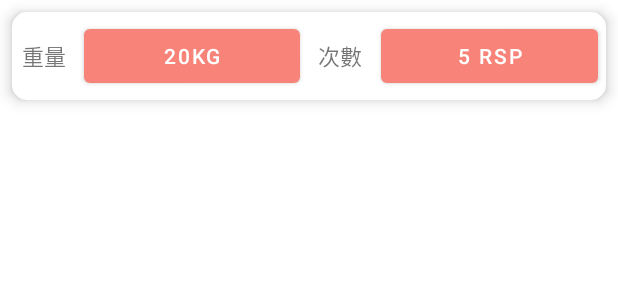
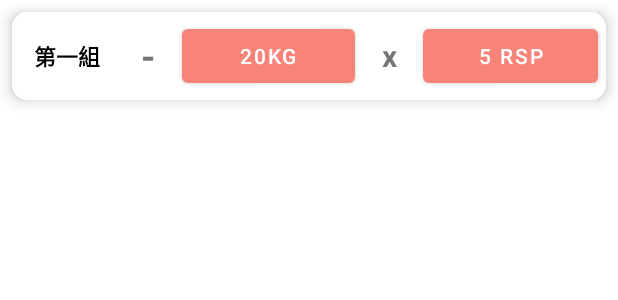
Before and after one commit to allenchu66/traininglog_app, an Android app built with Jetpack Compose: the layout workout_item_content.xml on its own in the app's theme, with its tools: preview values and no code run, on a phone screen of 412 x 824 dp. Shown: the top 300 px of the screen. Run offline under Robolectric (Android 15) with nearby library versions, the phone set to English and light mode, and no system bars.

Commit message:
display workout set index and update item UI layout

```diff
--- a/app/src/main/java/com/allenchu66/traininglog/adapter/WorkoutContentViewHolder.kt
+++ b/app/src/main/java/com/allenchu66/traininglog/adapter/WorkoutContentViewHolder.kt
@@ -4,6 +4,7 @@ import android.app.AlertDialog
 import android.content.Context
 import android.widget.NumberPicker
 import androidx.recyclerview.widget.RecyclerView
+import androidx.room.Index
 import com.allenchu66.traininglog.databinding.WorkoutItemContentBinding
 import com.allenchu66.traininglog.model.Workout
 import com.allenchu66.traininglog.viewmodel.WorkoutViewModel
@@ -12,7 +13,8 @@ class WorkoutContentViewHolder(
     private val binding: WorkoutItemContentBinding
 ) : RecyclerView.ViewHolder(binding.root) {
 
-    fun bind(workout: Workout, workoutViewModel: WorkoutViewModel) {
+    fun bind(workout: Workout, workoutViewModel: WorkoutViewModel,index: Int) {
+        binding.tvSetIndex.text = "第 ${index} 組"
         binding.btnWorkoutWeight.text = "${workout.weight} kg"
         binding.btnWorkoutReps.text = "${workout.reps} reps"
 
--- a/app/src/main/java/com/allenchu66/traininglog/adapter/WorkoutSection.kt
+++ b/app/src/main/java/com/allenchu66/traininglog/adapter/WorkoutSection.kt
@@ -48,7 +48,7 @@ class WorkoutSection(
         Log.d("WorkoutSection", "test1")
         if (holder is WorkoutContentViewHolder) {
             Log.d("WorkoutSection", "Binding workout id=${workout.id}, weight=${workout.weight}, reps=${workout.reps}")
-            holder.bind(workout, workoutViewModel)
+            holder.bind(workout, workoutViewModel,position+1)
         }
     }
 
--- a/app/src/main/res/layout/workout_item_content.xml
+++ b/app/src/main/res/layout/workout_item_content.xml
@@ -15,13 +15,29 @@
         android:orientation="horizontal">
 
         <TextView
+            android:id="@+id/tvSetIndex"
+            android:layout_width="0dp"
+            android:layout_height="match_parent"
+            android:layout_weight="0.5"
+            android:text="第一組"
+            android:gravity="center"
+            android:textColor="@color/black"
+            android:textStyle="bold"
+            android:autoSizeTextType="uniform"
+            android:autoSizeMaxTextSize="15sp"
+            android:autoSizeMinTextSize="10sp"
+            android:maxLines="1"
+            android:layout_margin="8dp"/>
+
+        <TextView
             android:layout_width="0dp"
             android:layout_height="match_parent"
             android:layout_weight="0.3"
-            android:text="重量"
+            android:text="-"
+            android:textStyle="bold"
             android:gravity="center"
             android:autoSizeTextType="uniform"
-            android:autoSizeMaxTextSize="15sp"
+            android:autoSizeMaxTextSize="25sp"
             android:autoSizeMinTextSize="10sp"/>
 
         <Button
@@ -36,10 +52,11 @@
             android:layout_width="0dp"
             android:layout_height="match_parent"
             android:layout_weight="0.3"
-            android:text="次數"
+            android:text="x"
             android:gravity="center"
+            android:textStyle="bold"
             android:autoSizeTextType="uniform"
-            android:autoSizeMaxTextSize="15sp"
+            android:autoSizeMaxTextSize="20sp"
             android:autoSizeMinTextSize="10sp"/>
 
         <Button
```
